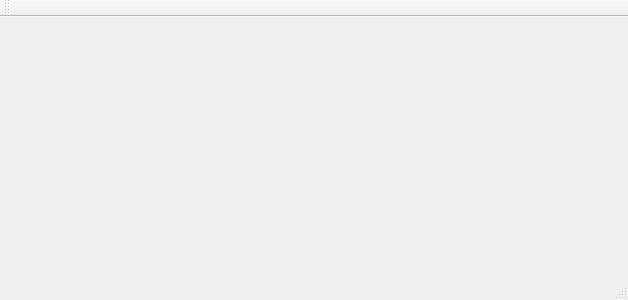
This is mainwindow.ui in tyler97/NeuralNetworkQt as Qt 5 draws it before an edit. The edited form follows.
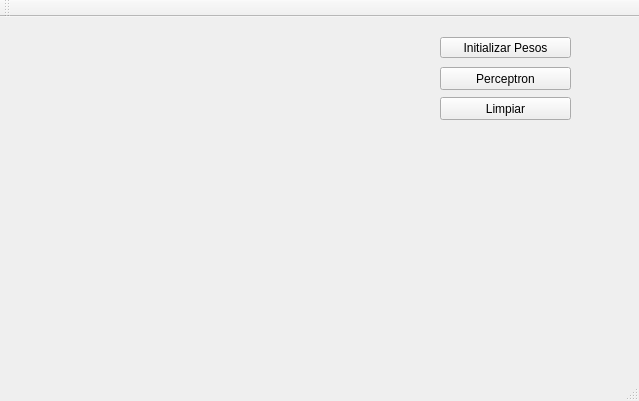
This is the edited form. Custom widgets are drawn as their Qt base class.

Commit message: Adding error plot

```diff
--- a/mainwindow.ui
+++ b/mainwindow.ui
@@ -6,8 +6,8 @@
    <rect>
     <x>0</x>
     <y>0</y>
-    <width>628</width>
-    <height>300</height>
+    <width>639</width>
+    <height>401</height>
    </rect>
   </property>
   <property name="windowTitle">
@@ -24,6 +24,55 @@
      </rect>
     </property>
    </widget>
+   <widget class="QPushButton" name="btnInit">
+    <property name="geometry">
+     <rect>
+      <x>440</x>
+      <y>20</y>
+      <width>131</width>
+      <height>21</height>
+     </rect>
+    </property>
+    <property name="text">
+     <string>Initializar Pesos</string>
+    </property>
+   </widget>
+   <widget class="QPushButton" name="btnCorrer">
+    <property name="geometry">
+     <rect>
+      <x>440</x>
+      <y>50</y>
+      <width>131</width>
+      <height>23</height>
+     </rect>
+    </property>
+    <property name="text">
+     <string>Perceptron</string>
+    </property>
+   </widget>
+   <widget class="QCustomPlot" name="errorPlot" native="true">
+    <property name="geometry">
+     <rect>
+      <x>10</x>
+      <y>220</y>
+      <width>381</width>
+      <height>121</height>
+     </rect>
+    </property>
+   </widget>
+   <widget class="QPushButton" name="btnClean">
+    <property name="geometry">
+     <rect>
+      <x>440</x>
+      <y>80</y>
+      <width>131</width>
+      <height>23</height>
+     </rect>
+    </property>
+    <property name="text">
+     <string>Limpiar</string>
+    </property>
+   </widget>
   </widget>
   <widget class="QMenuBar" name="menuBar">
    <property name="geometry">
```
Left out of the diff: 2 changed lines with no effect on the pictures. The commit also changes 5 other files.
